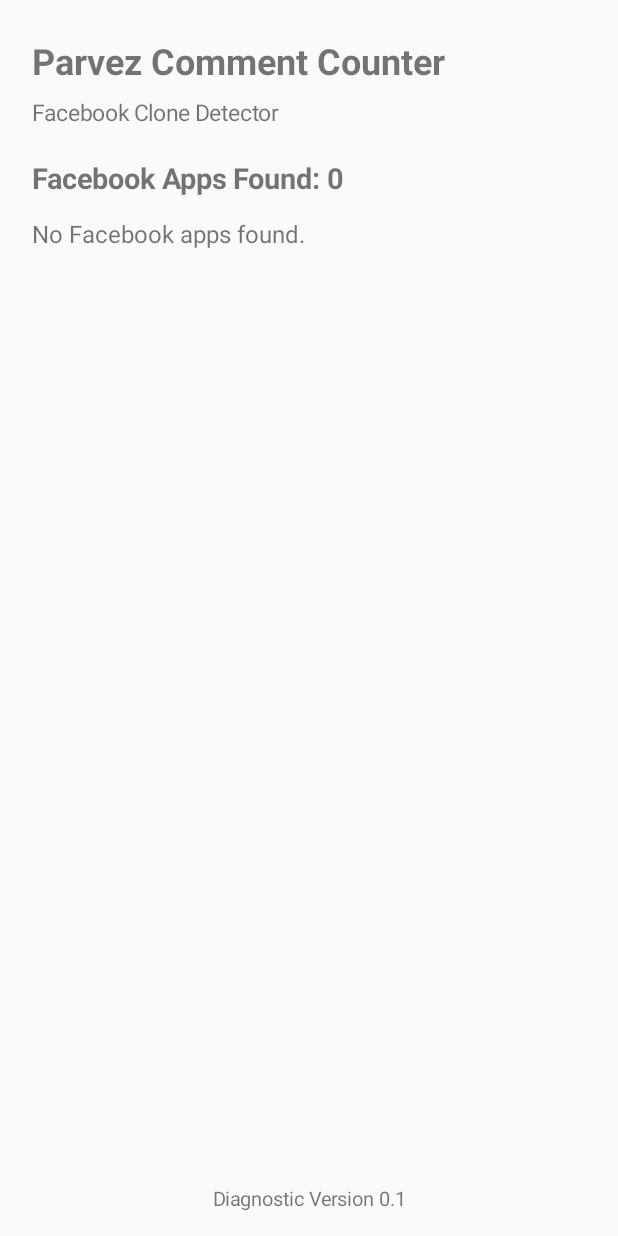
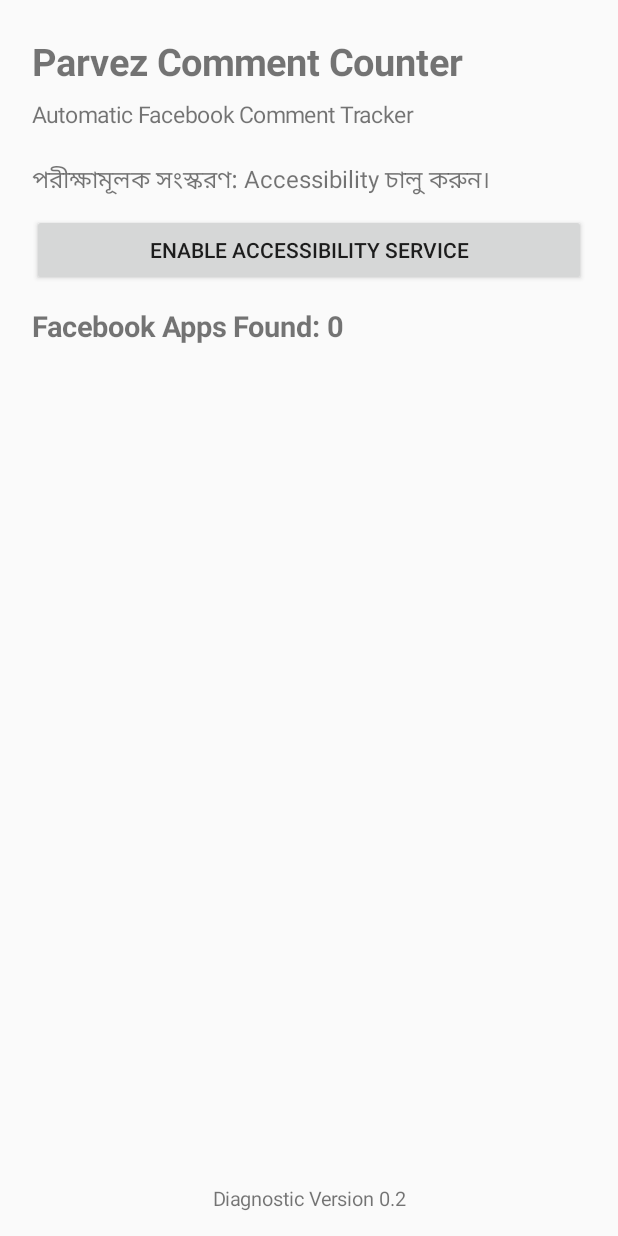
Before and after one commit to alamin186290-web/Parvez-Comment-Counter, an Android app: the screen it shows after launch (MainActivity), on a phone screen of 412 x 824 dp. Run offline under Robolectric (Android 15) with nearby library versions, the phone set to English and light mode, and no system bars.

Commit message:
Update MainActivity layout and text content

```diff
--- a/app/src/main/java/com/parvez/commentcounter/MainActivity.kt
+++ b/app/src/main/java/com/parvez/commentcounter/MainActivity.kt
@@ -2,10 +2,13 @@
 package com.parvez.commentcounter
 
 import android.app.Activity
+import android.content.Intent
 import android.content.pm.PackageManager
 import android.graphics.Typeface
 import android.os.Bundle
+import android.provider.Settings
 import android.view.Gravity
+import android.widget.Button
 import android.widget.LinearLayout
 import android.widget.ScrollView
 import android.widget.TextView
@@ -22,17 +25,34 @@ class MainActivity : Activity() {
 
         val title = TextView(this).apply {
             text = "Parvez Comment Counter"
-            textSize = 24f
+            textSize = 25f
             typeface = Typeface.DEFAULT_BOLD
         }
         root.addView(title)
 
         val subtitle = TextView(this).apply {
-            text = "Facebook Clone Detector"
+            text = "Automatic Facebook Comment Tracker"
             textSize = 15f
             setPadding(0, 12, 0, 20)
         }
         root.addView(subtitle)
+
+        val status = TextView(this).apply {
+            text = "পরীক্ষামূলক সংস্করণ: Accessibility চালু করুন।"
+            textSize = 16f
+            setPadding(0, 12, 0, 16)
+        }
+        root.addView(status)
+
+        val accessibilityButton = Button(this).apply {
+            text = "Enable Accessibility Service"
+            setOnClickListener {
+                startActivity(
+                    Intent(Settings.ACTION_ACCESSIBILITY_SETTINGS)
+                )
+            }
+        }
+        root.addView(accessibilityButton)
 
         val scroll = ScrollView(this)
         val list = LinearLayout(this).apply {
@@ -57,31 +77,21 @@ class MainActivity : Activity() {
             text = "Facebook Apps Found: ${apps.size}"
             textSize = 19f
             typeface = Typeface.DEFAULT_BOLD
-            setPadding(0, 10, 0, 20)
+            setPadding(0, 20, 0, 16)
         }
         list.addView(count)
-
-        if (apps.isEmpty()) {
-            list.addView(TextView(this).apply {
-                text = "No Facebook apps found."
-                textSize = 16f
-            })
-        }
 
         apps.forEachIndexed { index, app ->
             val item = TextView(this).apply {
                 text = "Facebook ${index + 1}\n" +
                     "Name: ${app.first}\n" +
                     "Package: ${app.second}"
-
-                textSize = 15f
+                textSize = 14f
                 setPadding(16, 16, 16, 16)
                 setBackgroundColor(0xFFEFEFEF.toInt())
             }
 
-            val params = LinearLayout.LayoutParams(
-                -1, -2
-            )
+            val params = LinearLayout.LayoutParams(-1, -2)
             params.bottomMargin = 12
             list.addView(item, params)
         }
@@ -92,9 +102,10 @@ class MainActivity : Activity() {
         )
 
         val footer = TextView(this).apply {
-            text = "Diagnostic Version 0.1"
+            text = "Diagnostic Version 0.2"
             gravity = Gravity.CENTER
             textSize = 13f
+            setPadding(0, 16, 0, 0)
         }
         root.addView(footer)
 
```
